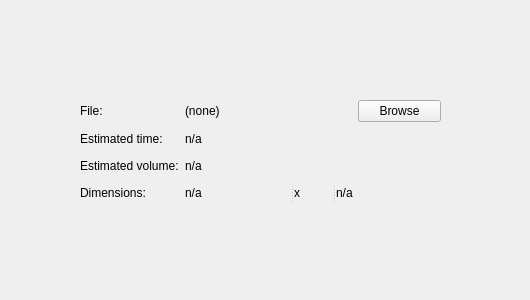
Above: jobwidget.ui from SeraphRobotics/SeraphPrint before the change. Below: the same form after it.
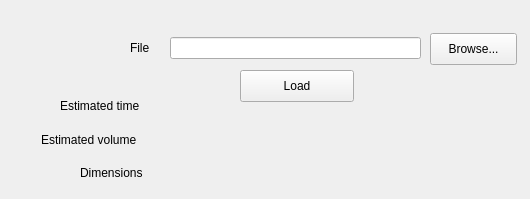
That is the form after the change.

The edit to the form file:
```diff
--- a/jobwidget.ui
+++ b/jobwidget.ui
@@ -7,101 +7,138 @@
     <x>0</x>
     <y>0</y>
     <width>530</width>
-    <height>300</height>
+    <height>199</height>
    </rect>
   </property>
   <property name="windowTitle">
    <string>Form</string>
   </property>
-  <widget class="QWidget" name="layoutWidget">
+  <widget class="QLineEdit" name="lineEdit_file">
    <property name="geometry">
     <rect>
-     <x>80</x>
-     <y>100</y>
-     <width>361</width>
-     <height>103</height>
+     <x>170</x>
+     <y>37</y>
+     <width>251</width>
+     <height>22</height>
     </rect>
    </property>
-   <layout class="QGridLayout" name="gridLayout">
-    <item row="0" column="0">
-     <widget class="QLabel" name="label_fileL">
-      <property name="text">
-       <string>File:</string>
-      </property>
-     </widget>
-    </item>
-    <item row="0" column="1" colspan="2">
-     <widget class="QLabel" name="label_file">
+  </widget>
+  <widget class="QLabel" name="label_volumeL">
+   <property name="geometry">
+    <rect>
+     <x>41</x>
+     <y>132</y>
+     <width>112</width>
+     <height>16</height>
+    </rect>
+   </property>
       <property name="text">
-       <string>(none)</string>
-      </property>
-     </widget>
-    </item>
-    <item row="0" column="3">
+    <string>Estimated volume</string>
+   </property>
+  </widget>
      <widget class="QPushButton" name="browseButton">
+   <property name="geometry">
+    <rect>
+     <x>430</x>
+     <y>33</y>
+     <width>87</width>
+     <height>32</height>
+    </rect>
+   </property>
       <property name="text">
-       <string>Browse</string>
-      </property>
-     </widget>
-    </item>
-    <item row="1" column="0">
+    <string>Browse...</string>
+   </property>
+  </widget>
      <widget class="QLabel" name="label_timeL">
-      <property name="text">
-       <string>Estimated time:</string>
-      </property>
-     </widget>
-    </item>
-    <item row="1" column="1" colspan="3">
-     <widget class="QLabel" name="label_time">
+   <property name="geometry">
+    <rect>
+     <x>60</x>
+     <y>98</y>
+     <width>94</width>
+     <height>16</height>
+    </rect>
+   </property>
       <property name="text">
-       <string>n/a</string>
-      </property>
-     </widget>
-    </item>
-    <item row="2" column="0">
-     <widget class="QLabel" name="label_volumeL">
-      <property name="text">
-       <string>Estimated volume:</string>
-      </property>
-     </widget>
-    </item>
-    <item row="2" column="1" colspan="3">
+    <string>Estimated time</string>
+   </property>
+  </widget>
      <widget class="QLabel" name="label_volume">
+   <property name="geometry">
+    <rect>
+     <x>170</x>
+     <y>132</y>
+     <width>23</width>
+     <height>16</height>
+    </rect>
+   </property>
       <property name="text">
-       <string>n/a</string>
-      </property>
-     </widget>
-    </item>
-    <item row="3" column="0">
+    <string/>
+   </property>
+  </widget>
      <widget class="QLabel" name="label_dimL">
+   <property name="geometry">
+    <rect>
+     <x>80</x>
+     <y>165</y>
+     <width>74</width>
+     <height>16</height>
+    </rect>
+   </property>
       <property name="text">
-       <string>Dimensions:</string>
-      </property>
-     </widget>
-    </item>
-    <item row="3" column="1" colspan="3">
-     <widget class="QSplitter" name="splitter">
-      <property name="orientation">
-       <enum>Qt::Horizontal</enum>
-      </property>
-      <widget class="QLabel" name="label_dimX">
+    <string>Dimensions</string>
+   </property>
+  </widget>
+  <widget class="QLabel" name="label_dim">
+   <property name="geometry">
+    <rect>
+     <x>170</x>
+     <y>165</y>
+     <width>281</width>
+     <height>16</height>
+    </rect>
+   </property>
        <property name="text">
-        <string>n/a</string>
-       </property>
-      </widget>
-      <widget class="QLabel" name="label_dimxL">
+    <string/>
+   </property>
+  </widget>
+  <widget class="QLabel" name="label_time">
+   <property name="geometry">
+    <rect>
+     <x>170</x>
+     <y>98</y>
+     <width>23</width>
+     <height>16</height>
+    </rect>
+   </property>
        <property name="text">
-        <string>x</string>
-       </property>
-      </widget>
-      <widget class="QLabel" name="label_dimY">
+    <string/>
+   </property>
+  </widget>
+  <widget class="QLabel" name="label_fileL">
+   <property name="geometry">
+    <rect>
+     <x>130</x>
+     <y>40</y>
+     <width>22</width>
+     <height>16</height>
+    </rect>
+   </property>
        <property name="text">
-        <string>n/a</string>
-       </property>
-      </widget>
-     </widget>
-    </item>
-   </layout>
+    <string>File</string>
+   </property>
+  </widget>
+  <widget class="QPushButton" name="button_load">
+   <property name="geometry">
+    <rect>
+     <x>240</x>
+     <y>70</y>
+     <width>114</width>
+     <height>32</height>
+    </rect>
+   </property>
+   <property name="text">
+    <string>Load</string>
+   </property>
   </widget>
  </widget>
  <resources/>
```
Lines whose indentation alone changed are shown as unchanged.
